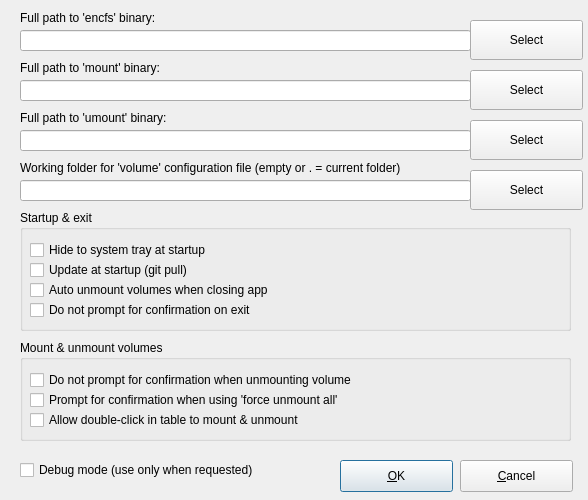
Old version of the form encfsgui_settings.ui in the repository corelan/pyencfsgui.
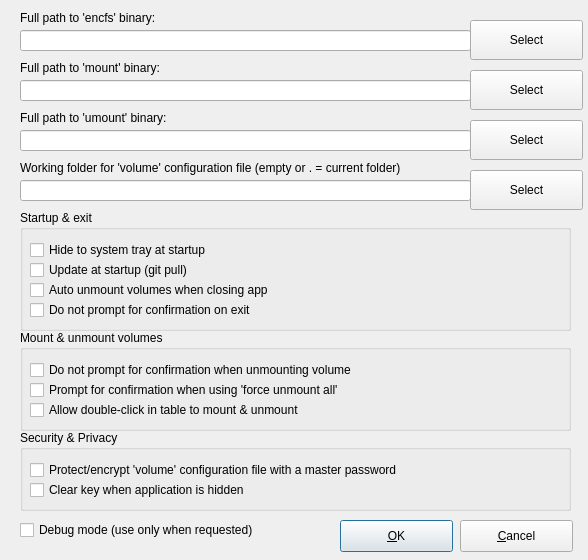
New version of the form.

Commit message: added support for master password, which will encrypt folder paths in encfsgui.volumes configuration files

Patch:
```diff
--- a/encfsgui_settings.ui
+++ b/encfsgui_settings.ui
@@ -10,7 +10,7 @@
     <x>0</x>
     <y>0</y>
     <width>588</width>
-    <height>500</height>
+    <height>560</height>
    </rect>
   </property>
   <property name="sizePolicy">
@@ -22,13 +22,13 @@
   <property name="minimumSize">
    <size>
     <width>588</width>
-    <height>500</height>
+    <height>560</height>
    </size>
   </property>
   <property name="maximumSize">
    <size>
     <width>588</width>
-    <height>500</height>
+    <height>560</height>
    </size>
   </property>
   <property name="baseSize">
@@ -50,7 +50,7 @@
    <property name="geometry">
     <rect>
      <x>340</x>
-     <y>460</y>
+     <y>520</y>
      <width>113</width>
      <height>32</height>
     </rect>
@@ -63,7 +63,7 @@
    <property name="geometry">
     <rect>
      <x>460</x>
-     <y>460</y>
+     <y>520</y>
      <width>113</width>
      <height>32</height>
     </rect>
@@ -226,7 +226,7 @@
    <property name="geometry">
     <rect>
      <x>20</x>
-     <y>460</y>
+     <y>520</y>
      <width>291</width>
      <height>20</height>
     </rect>
@@ -304,7 +304,7 @@
    <property name="geometry">
     <rect>
      <x>20</x>
-     <y>340</y>
+     <y>330</y>
      <width>551</width>
      <height>101</height>
     </rect>
@@ -352,6 +352,45 @@
     </property>
    </widget>
   </widget>
+  <widget class="QGroupBox" name="groupBox_3">
+   <property name="geometry">
+    <rect>
+     <x>20</x>
+     <y>430</y>
+     <width>551</width>
+     <height>81</height>
+    </rect>
+   </property>
+   <property name="title">
+    <string>Security &amp;&amp; Privacy</string>
+   </property>
+   <widget class="QCheckBox" name="chk_encrypt">
+    <property name="geometry">
+     <rect>
+      <x>10</x>
+      <y>30</y>
+      <width>451</width>
+      <height>20</height>
+     </rect>
+    </property>
+    <property name="text">
+     <string>Protect/encrypt 'volume' configuration file with a master password</string>
+    </property>
+   </widget>
+   <widget class="QCheckBox" name="chk_clearkeywhenhidden">
+    <property name="geometry">
+     <rect>
+      <x>10</x>
+      <y>50</y>
+      <width>451</width>
+      <height>20</height>
+     </rect>
+    </property>
+    <property name="text">
+     <string>Clear key when application is hidden</string>
+    </property>
+   </widget>
+  </widget>
  </widget>
  <resources/>
  <connections/>
```
Left out of the diff: 3 changed lines with no effect on the pictures. The commit also changes 7 other files.
